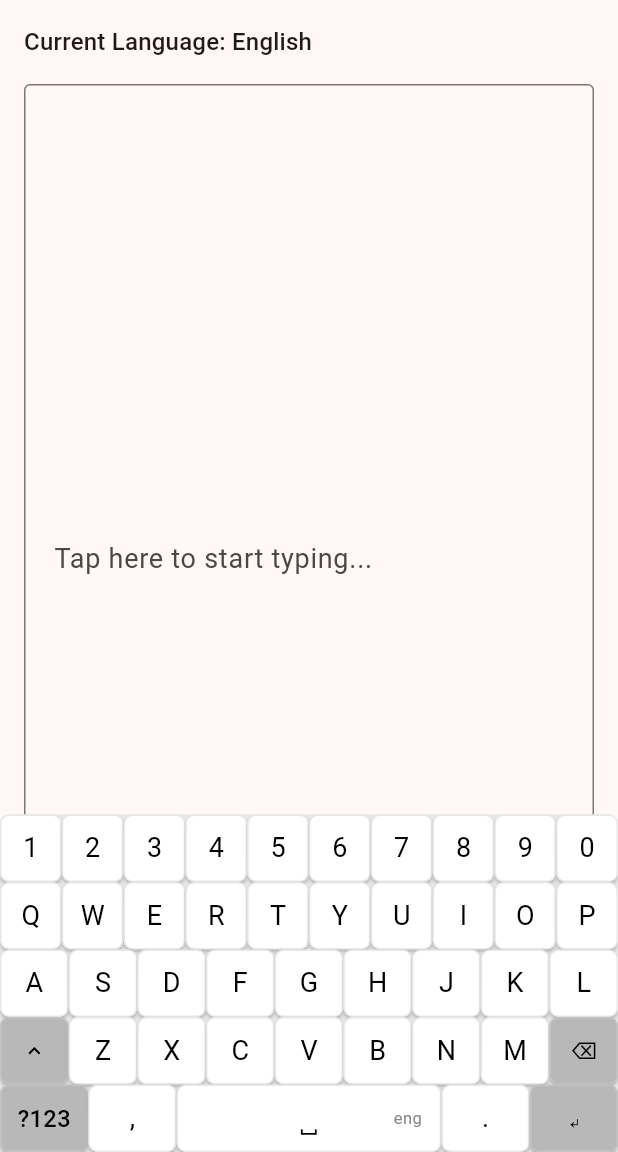
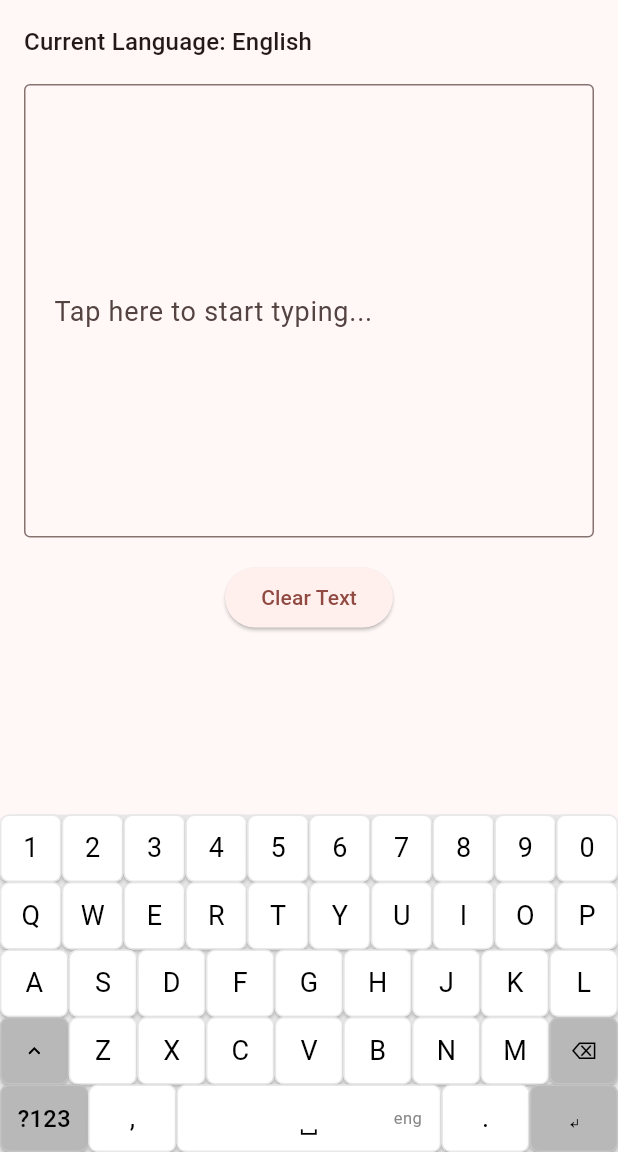
Before and after one commit to noelpinto47/indica_keyboard, a Flutter app: the screen it shows after launch, on a phone screen of 412 x 824 dp, the part 84-1236 px from its top. Run offline on Flutter 3.47's test engine with Material 3 defaults, Android fonts, the phone set to English and light mode, and no system bars; our stand-ins replace flutter_svg, plugin_platform_interface.

Commit message:
feat: Update main layout to use Stack for better keyboard positioning and enhance user experience

```diff
--- a/example/lib/main.dart
+++ b/example/lib/main.dart
@@ -79,7 +79,10 @@ class _KeyboardDemoPageState extends State<KeyboardDemoPage> {
             ),
           ],
         ),
-        body: Padding(
+        body: Stack(
+          children: [
+            // Main content layer
+            Padding(
               padding: const EdgeInsets.all(16.0),
               child: Column(
                 crossAxisAlignment: CrossAxisAlignment.start,
@@ -118,12 +121,19 @@ class _KeyboardDemoPageState extends State<KeyboardDemoPage> {
                       child: const Text('Clear Text'),
                     ),
                   ),
+
+                  // Add bottom spacing to prevent overlap with keyboard
+                  SizedBox(height: MediaQuery.of(context).size.height * 0.4),
                 ],
               ),
             ),
 
-        // Show Indica Keyboard when text field is focused
-        bottomSheet: IndicaKeyboard(
+            // Keyboard layer - positioned at the bottom
+            Positioned(
+              left: 0,
+              right: 0,
+              bottom: 0,
+              child: IndicaKeyboard(
                 supportedLanguages: const ['en', 'hi', 'mr'],
                 initialLanguage: 'en',
                 currentLanguage: _currentLanguage,
@@ -136,6 +146,9 @@ class _KeyboardDemoPageState extends State<KeyboardDemoPage> {
                 showLanguageSwitcher: true,
                 enableHapticFeedback: false,
                 primaryColor: Colors.red,
+              ),
+            ),
+          ],
         ),
       ),
     );
--- a/pubspec.yaml
+++ b/pubspec.yaml
@@ -1,6 +1,6 @@
 name: indica_keyboard
 description: "High-performance multilingual keyboard for Flutter supporting English, Hindi, and Marathi with native optimization."
-version: 1.0.1
+version: 1.1.0
 homepage: https://github.com/noelpinto47/indica_keyboard
 repository: https://github.com/noelpinto47/indica_keyboard
 issue_tracker: https://github.com/noelpinto47/indica_keyboard/issues
```
Lines whose indentation alone changed are shown as unchanged.
